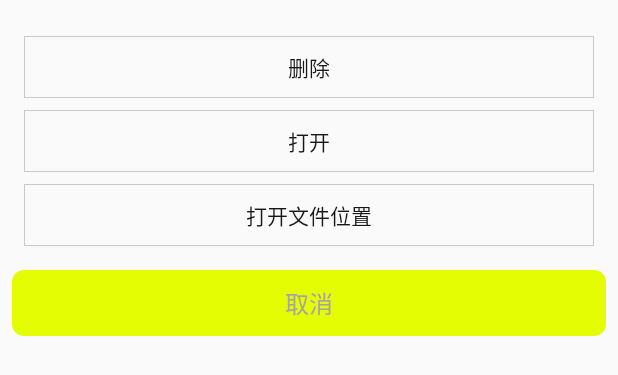
After one commit to jigangzhang/KotlinApp, an Android app: the layout dialog_menu.xml on its own in the app's theme, with its tools: preview values and no code run, on a phone screen of 412 x 824 dp. The commit adds this screen. Shown: the top 375 px of the screen. Run offline under Robolectric (Android 15) with nearby library versions, the phone set to English and light mode, and no system bars.

Commit message:
功能完善：     新增提示弹框；     文件删除、查看等功能；     文件Uri识别；

```diff
--- a/app/build.gradle
+++ b/app/build.gradle
@@ -8,7 +8,7 @@ android {
 
     defaultConfig {
         applicationId "com.god.seep.weather"
-        minSdkVersion 18
+        minSdkVersion 19
         targetSdkVersion 28
         versionCode 1
         versionName "0.0.1"
--- a/app/src/main/java/com/god/seep/weather/adapter/FileListAdapter.kt
+++ b/app/src/main/java/com/god/seep/weather/adapter/FileListAdapter.kt
@@ -24,6 +24,10 @@ class FileListAdapter : RecyclerView.Adapter<ViewHolder>() {
         val holder = ViewHolder(view)
         holder.run {
             itemView.setOnClickListener { itemClickListener?.onItemClick(newData!![layoutPosition], layoutPosition) }
+            itemView.setOnLongClickListener {
+                return@setOnLongClickListener itemClickListener?.onItemLongClick(newData!![layoutPosition], layoutPosition)
+                        ?: false
+            }
         }
         return holder
     }
@@ -39,6 +43,7 @@ class FileListAdapter : RecyclerView.Adapter<ViewHolder>() {
 
 interface OnItemClickListener {
     fun onItemClick(item: FileInfo, position: Int)
+    fun onItemLongClick(item: FileInfo, position: Int): Boolean
 }
 
 class ViewHolder(var view: View) : RecyclerView.ViewHolder(view) {
--- /dev/null
+++ b/app/src/main/res/layout/dialog_menu.xml
@@ -0,0 +1,64 @@
+<?xml version="1.0" encoding="utf-8"?>
+<androidx.constraintlayout.widget.ConstraintLayout xmlns:android="http://schemas.android.com/apk/res/android"
+    xmlns:app="http://schemas.android.com/apk/res-auto"
+    android:layout_width="match_parent"
+    android:layout_height="wrap_content"
+    android:padding="8dp">
+
+    <LinearLayout
+        android:id="@+id/menu_list"
+        android:layout_width="match_parent"
+        android:layout_height="wrap_content"
+        android:layout_margin="8dp"
+        android:orientation="vertical"
+        app:layout_constraintTop_toTopOf="parent">
+
+        <TextView
+            android:id="@+id/delete"
+            android:layout_width="match_parent"
+            android:layout_height="wrap_content"
+            android:layout_marginTop="8dp"
+            android:background="@drawable/bg_white_stroke"
+            android:gravity="center"
+            android:padding="10dp"
+            android:text="@string/delete"
+            android:textColor="@color/black_text" />
+
+        <TextView
+            android:id="@+id/open"
+            android:layout_width="match_parent"
+            android:layout_height="wrap_content"
+            android:layout_marginTop="8dp"
+            android:background="@drawable/bg_white_stroke"
+            android:gravity="center"
+            android:padding="10dp"
+            android:text="@string/open"
+            android:textColor="@color/black_text" />
+
+        <TextView
+            android:id="@+id/open_location"
+            android:layout_width="match_parent"
+            android:layout_height="wrap_content"
+            android:layout_marginTop="8dp"
+            android:background="@drawable/bg_white_stroke"
+            android:gravity="center"
+            android:padding="10dp"
+            android:text="@string/open_location"
+            android:textColor="@color/black_text" />
+    </LinearLayout>
+
+    <TextView
+        android:id="@+id/btn_cancel"
+        android:layout_width="match_parent"
+        android:layout_height="wrap_content"
+        android:layout_marginTop="@dimen/dp_16"
+        android:background="@drawable/bg_btn_corner"
+        android:gravity="center"
+        android:padding="10dp"
+        android:text="@string/cancel"
+        android:textColor="@color/gray_text"
+        android:textSize="16sp"
+        app:layout_constraintLeft_toLeftOf="parent"
+        app:layout_constraintRight_toRightOf="parent"
+        app:layout_constraintTop_toBottomOf="@+id/menu_list" />
+</androidx.constraintlayout.widget.ConstraintLayout>
--- a/app/src/main/res/values/strings.xml
+++ b/app/src/main/res/values/strings.xml
@@ -16,6 +16,12 @@
     <string name="other_user">其他用户</string>
     <string name="file_upload">上传文件</string>
 
+    <string name="cancel">取消</string>
+    <string name="confirm">确定</string>
+    <string name="delete">删除</string>
+    <string name="open">打开</string>
+    <string name="open_location">打开文件位置</string>
+
     <string name="hint_message">请输入信息</string>
     <string name="hint_ip_address">请输入IP地址</string>
     <string name="unit_byte">B</string>
```
Also changed, not shown: app/src/main/java/com/god/seep/weather/dialog/MenuDialog.kt (added, +61 -0 lines), app/src/main/java/com/god/seep/weather/dialog/NoticeDialog.kt (added, +20 -0 lines), app/src/main/java/com/god/seep/weather/entity/DataGenerator.kt (+89 -0 lines), app/src/main/java/com/god/seep/weather/ui/TransportFragment.kt (+19 -4 lines), app/src/main/java/com/god/seep/weather/util/MediaUtil.kt (+71 -0 lines), app/src/main/res/layout/dialog_notice.xml (added, +51 -0 lines).
